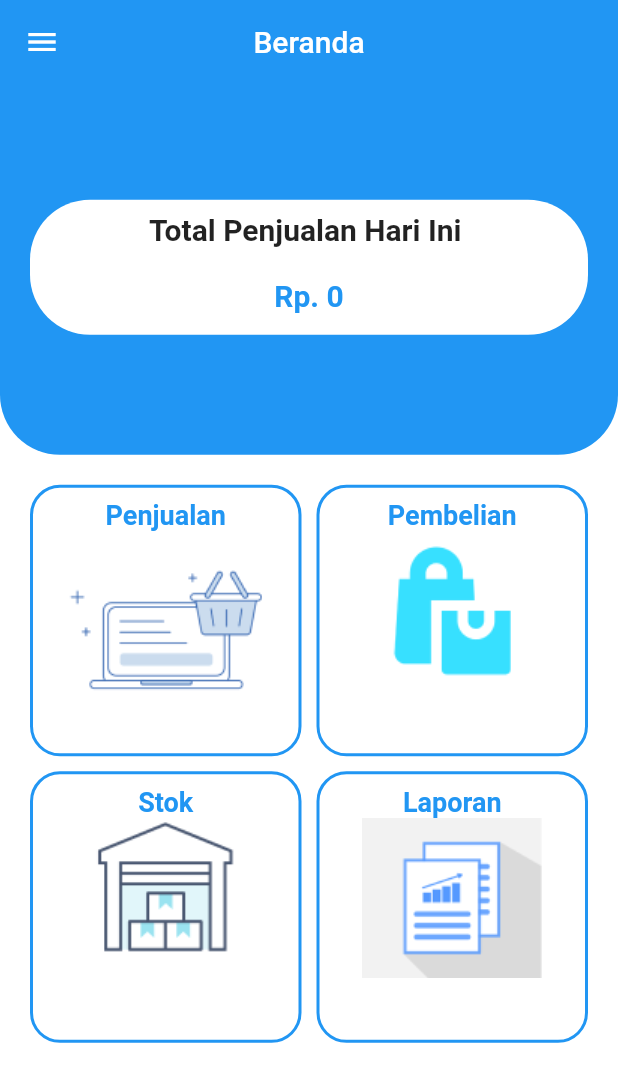
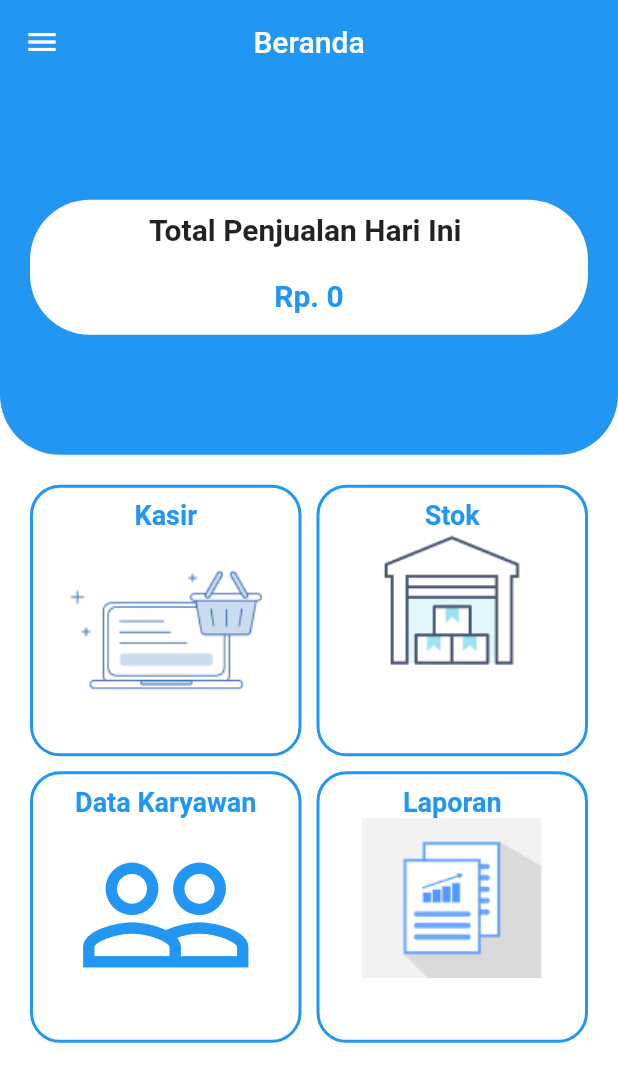
Before and after one commit to DeFaustus/PBL-kasir-flutter, a Flutter app: the HomePage screen opened by its route, on a phone screen of 412 x 824 dp. Shown: the top 1082 px of the screen. Run offline on Flutter 3.47's test engine with Material 2 defaults, Android fonts, the phone set to English and light mode, and no system bars; our stand-ins replace animated_splash_screen, page_transition, shared_preferences; accounts and stored records are empty; network calls fail.

Commit message:
add ajeh

```diff
--- a/lib/main.dart
+++ b/lib/main.dart
@@ -3,6 +3,7 @@
 import 'package:flutter/material.dart';
 import 'package:page_transition/page_transition.dart';
 import 'package:pbl_kasir/widgets/home/homepage.dart';
+import 'package:pbl_kasir/widgets/karyawan/karyawan.dart';
 import 'package:pbl_kasir/widgets/laporan/laporan.dart';
 import 'package:pbl_kasir/widgets/laporan/laporan_pembelian.dart';
 import 'package:pbl_kasir/widgets/laporan/laporan_penjualan.dart';
@@ -101,6 +102,13 @@ class MyApp extends StatelessWidget {
               childCurrent: this,
               duration: Duration(milliseconds: 250),
             );
+          case '/karyawan':
+            return PageTransition(
+              child: const Karyawan(),
+              type: PageTransitionType.leftToRight,
+              childCurrent: this,
+              duration: Duration(milliseconds: 250),
+            );
           default:
             return null;
         }
--- /dev/null
+++ b/lib/utils/auth.dart
@@ -0,0 +1,7 @@
+import 'package:shared_preferences/shared_preferences.dart';
+
+class Auth {
+  static bool isLogin = false;
+  static bool isAdmin = false;
+  static String token = "Bearer ";
+}
--- /dev/null
+++ b/lib/utils/base_url.dart
@@ -0,0 +1,3 @@
+class BaseUrl {
+  static String url = "http://10.0.2.2:8000/api";
+}
--- a/lib/widgets/home/body.dart
+++ b/lib/widgets/home/body.dart
@@ -10,7 +10,8 @@ class BodyPage extends StatelessWidget {
   @override
   Widget build(BuildContext context) {
     Size size = MediaQuery.of(context).size;
-    return SingleChildScrollView(
+    return SafeArea(
+      child: SingleChildScrollView(
         child: Column(
           children: [
             HeaderPendapatan(
@@ -20,6 +21,7 @@ class BodyPage extends StatelessWidget {
             const Menu()
           ],
         ),
+      ),
     );
   }
 }
--- a/lib/widgets/home/homepage.dart
+++ b/lib/widgets/home/homepage.dart
@@ -1,7 +1,12 @@
+import 'dart:convert';
+
 import 'package:flutter/material.dart';
+import 'package:pbl_kasir/utils/auth.dart';
+import 'package:pbl_kasir/utils/base_url.dart';
 import 'package:pbl_kasir/widgets/auth/login.dart';
-
+import 'package:shared_preferences/shared_preferences.dart';
 import 'body.dart';
+import 'package:http/http.dart' as http;
 
 class HomePage extends StatefulWidget {
   const HomePage({super.key});
@@ -11,6 +16,32 @@ class HomePage extends StatefulWidget {
 }
 
 class _HomePageState extends State<HomePage> {
+  String nama = "";
+  String email = "";
+  getUser() async {
+    Uri url = Uri.parse(BaseUrl.url + '/user');
+    var response = await http.get(url, headers: <String, String>{
+      'Content-Type': 'application/json; charset=UTF-8',
+      'Authorization': Auth.token
+    });
+    var json = jsonDecode(response.body);
+    setState(() {
+      nama = json['name'];
+      email = json['email'];
+    });
+  }
+
+  logout() async {
+    final prefs = await SharedPreferences.getInstance();
+    final success = await prefs.remove('token');
+  }
+
+  @override
+  void initState() {
+    super.initState();
+    getUser();
+  }
+
   @override
   Widget build(BuildContext context) {
     return Scaffold(
@@ -23,7 +54,7 @@ class _HomePageState extends State<HomePage> {
         child: ListView(
           padding: EdgeInsets.zero,
           children: [
-            _drawerHeader(),
+            _drawerHeader(nama, email),
             _drawerItem(
               icon: Icons.folder,
               text: 'My Files',
@@ -37,12 +68,15 @@ class _HomePageState extends State<HomePage> {
             _drawerItem(
               icon: Icons.logout,
               text: 'Log Out',
-              onTap: () => Navigator.push(
-                context,
-                MaterialPageRoute(
-                  builder: (context) => const LoginPage(),
-                ),
-              ),
+              onTap: () {
+                logout();
+                Navigator.push(
+                  context,
+                  MaterialPageRoute(
+                    builder: (context) => const LoginPage(),
+                  ),
+                );
+              },
             ),
           ],
         ),
@@ -52,14 +86,14 @@ class _HomePageState extends State<HomePage> {
   }
 }
 
-Widget _drawerHeader() {
-  return const UserAccountsDrawerHeader(
+Widget _drawerHeader(nama, email) {
+  return UserAccountsDrawerHeader(
     currentAccountPicture: ClipOval(
-      child: Image(
-          image: AssetImage('assets/images/orang2.jpeg'), fit: BoxFit.cover),
+      child:
+          Image(image: AssetImage('assets/logo/sirdi.png'), fit: BoxFit.cover),
     ),
-    accountName: Text('Belajar Flutter'),
-    accountEmail: Text('hallo@belajarflutter.com'),
+    accountName: Text(nama),
+    accountEmail: Text(email),
   );
 }
 
--- a/lib/widgets/home/menu.dart
+++ b/lib/widgets/home/menu.dart
@@ -29,7 +29,7 @@ class Menu extends StatelessWidget {
             child: Column(
               children: [
                 Text(
-                  "Penjualan",
+                  "Kasir",
                   style: TextStyle(
                     fontSize: 18,
                     color: Theme.of(context).primaryColor,
@@ -45,39 +45,6 @@ class Menu extends StatelessWidget {
             ),
           ),
           onTap: () => Navigator.pushNamed(context, '/penjualan'),
-        ),
-        GestureDetector(
-          child: Container(
-            padding: const EdgeInsets.all(8),
-            width: 110,
-            height: 110,
-            decoration: BoxDecoration(
-              borderRadius: BorderRadius.circular(20),
-              border: Border.all(
-                color: Theme.of(context).primaryColor,
-                width: 2,
-              ),
-              color: Colors.white,
-            ),
-            child: Column(
-              children: [
-                Text(
-                  "Pembelian",
-                  style: TextStyle(
-                    fontSize: 18,
-                    color: Theme.of(context).primaryColor,
-                    fontWeight: FontWeight.bold,
-                  ),
-                  textAlign: TextAlign.center,
-                ),
-                Image.asset(
-                  'assets/logo/pembelian.png',
-                  fit: BoxFit.cover,
-                ),
-              ],
-            ),
-          ),
-          onTap: () => Navigator.pushNamed(context, '/pembelian'),
         ),
         GestureDetector(
           child: Container(
@@ -117,6 +84,47 @@ class Menu extends StatelessWidget {
             width: 110,
             height: 110,
             decoration: BoxDecoration(
+              borderRadius: BorderRadius.circular(20),
+              border: Border.all(
+                color: Theme.of(context).primaryColor,
+                width: 2,
+              ),
+              color: Colors.white,
+            ),
+            child: Column(
+              children: [
+                Text(
+                  "Data Karyawan",
+                  style: TextStyle(
+                    fontSize: 18,
+                    color: Theme.of(context).primaryColor,
+                    fontWeight: FontWeight.bold,
+                  ),
+                  textAlign: TextAlign.center,
+                ),
+                const SizedBox(
+                  height: 5,
+                ),
+                const Icon(
+                  Icons.people_outline,
+                  size: 120,
+                  color: Colors.blue,
+                ),
+                // Image.asset(
+                //   'assets/logo/pembelian.png',
+                //   fit: BoxFit.cover,
+                // ),
+              ],
+            ),
+          ),
+          onTap: () => Navigator.pushNamed(context, '/karyawan'),
+        ),
+        GestureDetector(
+          child: Container(
+            padding: const EdgeInsets.all(8),
+            width: 110,
+            height: 110,
+            decoration: BoxDecoration(
                 borderRadius: BorderRadius.circular(20),
                 border: Border.all(
                   color: Theme.of(context).primaryColor,
--- /dev/null
+++ b/lib/widgets/karyawan/karyawan.dart
@@ -0,0 +1,23 @@
+import 'package:flutter/material.dart';
+
+class Karyawan extends StatefulWidget {
+  const Karyawan({super.key});
+
+  @override
+  State<Karyawan> createState() => _KaryawanState();
+}
+
+class _KaryawanState extends State<Karyawan> {
+  @override
+  Widget build(BuildContext context) {
+    return Scaffold(
+      appBar: AppBar(
+        title: Text("Data Karyawan"),
+        centerTitle: true,
+      ),
+      body: Container(
+        child: Text("sfds"),
+      ),
+    );
+  }
+}
--- a/pubspec.yaml
+++ b/pubspec.yaml
@@ -34,6 +34,7 @@ dependencies:
   http: ^0.13.5
   animated_splash_screen: ^1.3.0
   page_transition: "^2.0.9"
+  shared_preferences: ^2.0.15
   # The following adds the Cupertino Icons font to your application.
   # Use with the CupertinoIcons class for iOS style icons.
   cupertino_icons: ^1.0.2
```
Also changed, not shown: lib/widgets/auth/login.dart (+109 -6 lines), lib/widgets/splash_screen.dart (+30 -2 lines), pubspec.lock, 1 other file. Lines whose indentation alone changed are shown as unchanged.
